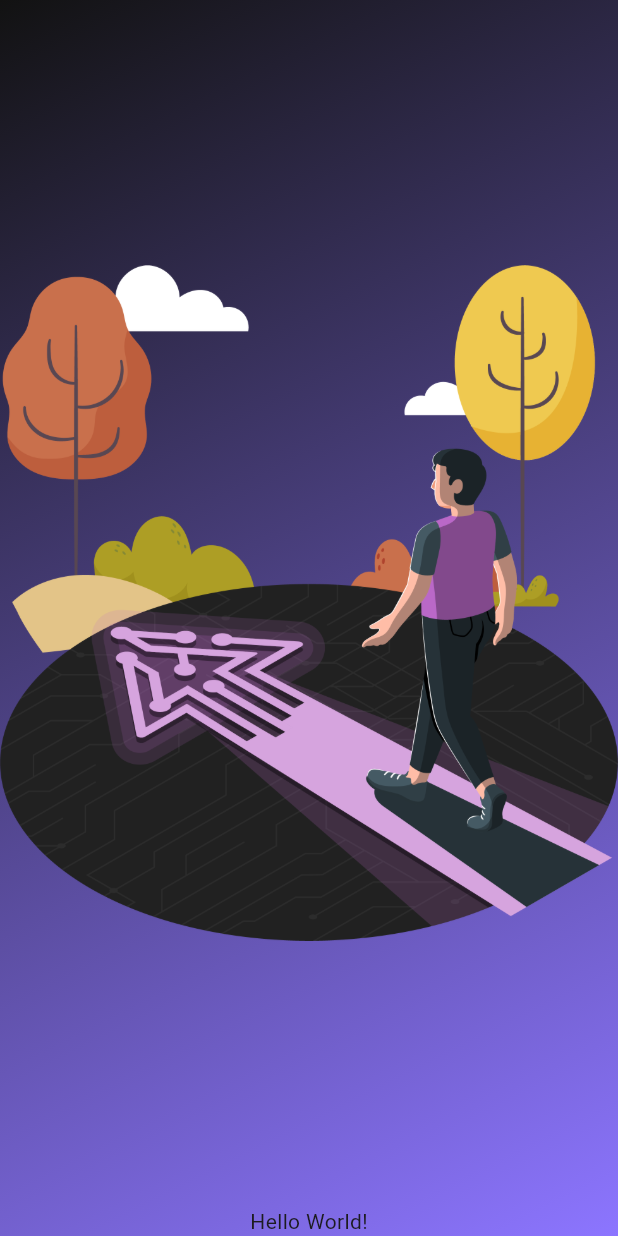
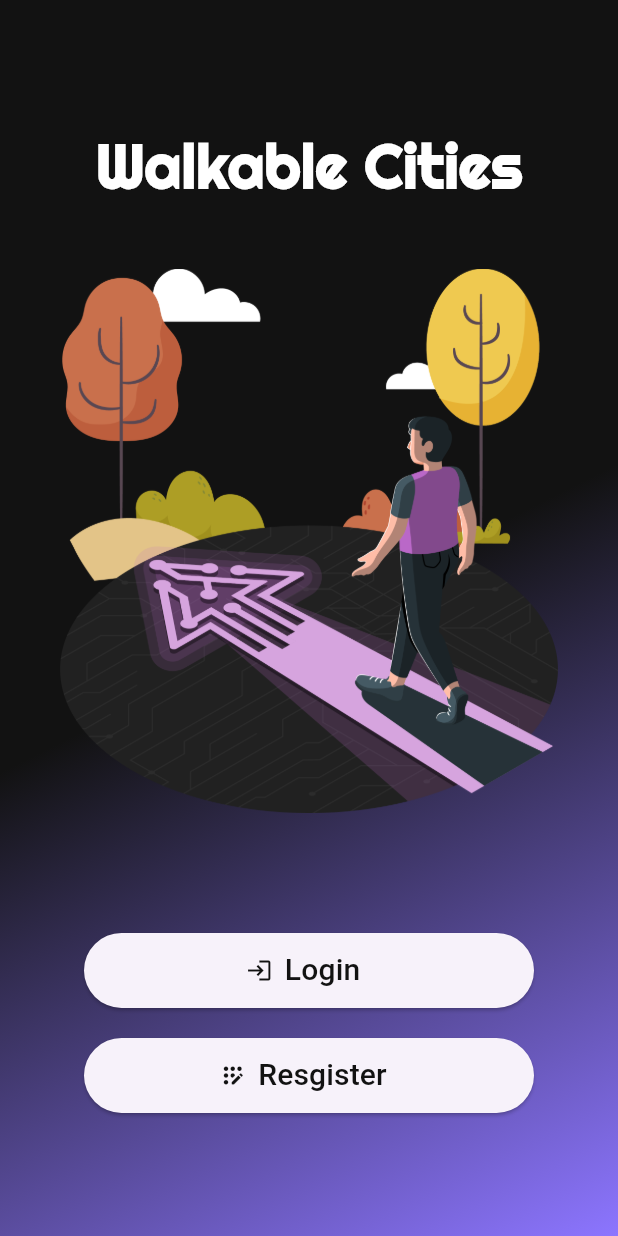
Before and after one commit to cfgblr2023/Team-14, a Flutter app: the screen it shows after launch, on a phone screen of 412 x 824 dp. Run offline on Flutter 3.47's test engine with Material 2 defaults, Android fonts, the phone set to English and light mode, and no system bars; our stand-ins replace google_fonts.

Commit message:
Home Page Done

```diff
--- a/app/lib/screens/home.dart
+++ b/app/lib/screens/home.dart
@@ -1,6 +1,7 @@
 import 'package:app/components/GradientContainer.dart';
 import 'package:flutter/material.dart';
 import 'package:app/constants/colors.dart';
+import 'package:google_fonts/google_fonts.dart';
 
 class Home extends StatefulWidget {
   const Home({super.key});
@@ -12,19 +13,60 @@ class Home extends StatefulWidget {
 class _HomeState extends State<Home> {
   @override
   Widget build(BuildContext context) {
-    return const Scaffold(
+    return Scaffold(
       body: GradientContainer(
-        colors: [PrimaryColor, SecondaryColor],
+        colors: const [PrimaryColor, PrimaryColor, SecondaryColor],
         child: Center(
             child: Column(
           mainAxisAlignment: MainAxisAlignment.center,
+          mainAxisSize: MainAxisSize.min,
           children: [
-            Expanded(
-              child: Image(
+            Center(
+              child: Text(
+                "Walkable Cities",
+                style: GoogleFonts.righteous(
+                    color: White, fontSize: 40, fontWeight: FontWeight.w700),
+              ),
+            ),
+            Container(
+              padding: const EdgeInsets.all(40),
+              child: const Image(
                 image: AssetImage('assets/images/home.png'),
               ),
             ),
-            Text("Hello World!"),
+            Container(
+              margin: const EdgeInsets.only(bottom: 20, top: 40),
+              child: ElevatedButton.icon(
+                onPressed: () {},
+                icon: const Icon(Icons.login),
+                label: const Text(
+                  "Login",
+                  style: TextStyle(fontSize: 20),
+                ),
+                style: ElevatedButton.styleFrom(
+                  shape: RoundedRectangleBorder(
+                    borderRadius: BorderRadius.circular(32.0),
+                  ),
+                  foregroundColor: PrimaryColor,
+                  minimumSize: const Size(300, 50),
+                ),
+              ),
+            ),
+            ElevatedButton.icon(
+              onPressed: () {},
+              icon: const Icon(Icons.app_registration_rounded),
+              label: const Text(
+                "Resgister",
+                style: TextStyle(fontSize: 20),
+              ),
+              style: ElevatedButton.styleFrom(
+                shape: RoundedRectangleBorder(
+                  borderRadius: BorderRadius.circular(32.0),
+                ),
+                foregroundColor: PrimaryColor,
+                minimumSize: const Size(300, 50),
+              ),
+            ),
           ],
         )),
       ),
```
